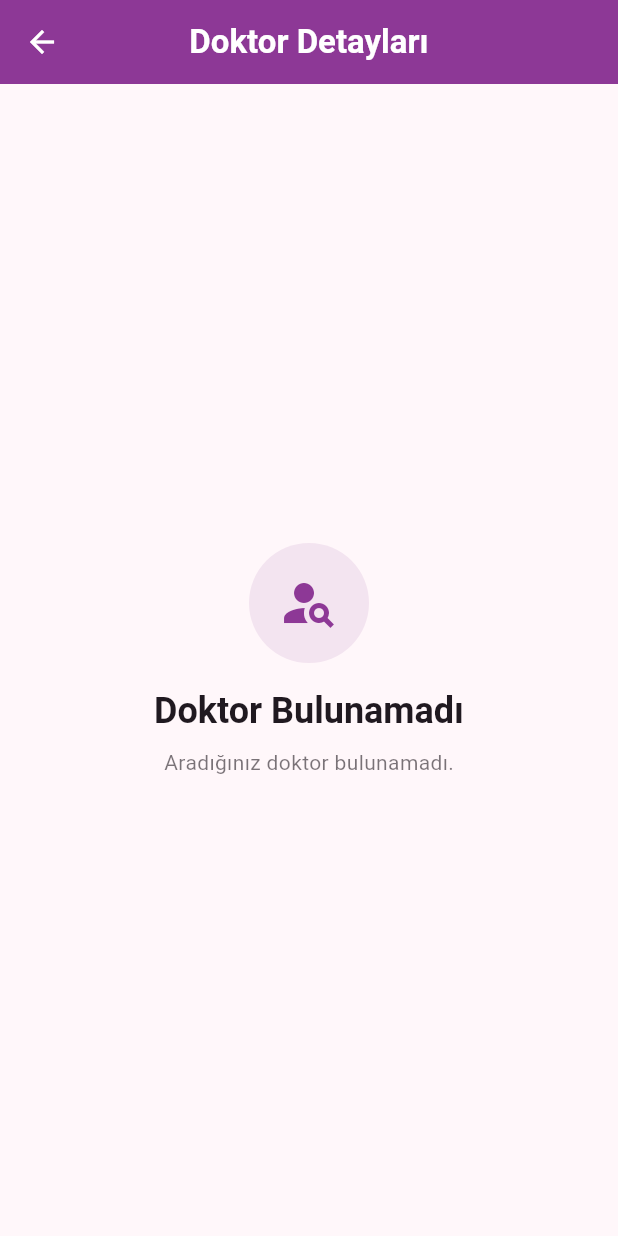
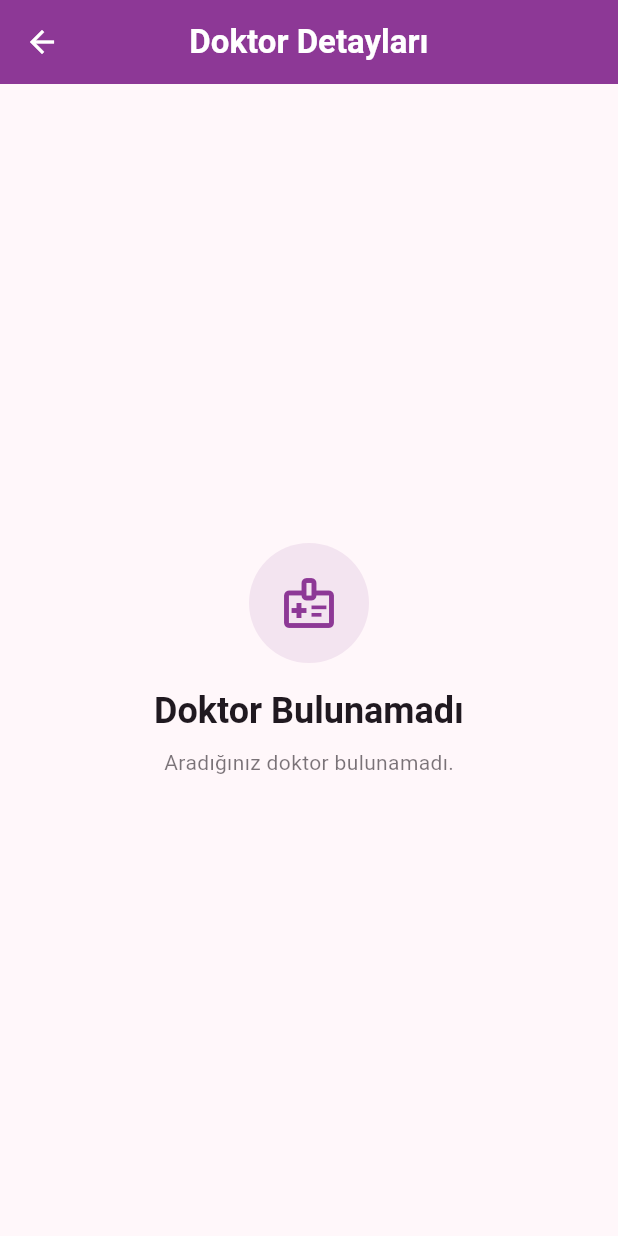
Before and after one commit to zeynalabidinunlu/medicine_notification_app, a Flutter app: the DoctorDetailView screen opened directly with empty values, on a phone screen of 412 x 824 dp. Run offline on Flutter 3.47's test engine with Material 3 defaults, Android fonts, the phone set to English and light mode, and no system bars; our stand-ins replace fl_chart, flutter_local_notifications, flutter_timezone, flutter_tts, google_fonts, isar and 1 more; accounts and stored records are empty; generated files the repository leaves out were written again.

Commit message:
kod tekrarın azaltılmasına devam edildi

```diff
--- /dev/null
+++ b/lib/common/detail/detail_empty_state.dart
@@ -0,0 +1,53 @@
+// ignore_for_file: public_member_api_docs, sort_constructors_first, deprecated_member_use
+import 'package:flutter/material.dart';
+
+class DetailEmptyState extends StatelessWidget {
+  final String title;
+  final String subtitle;
+  final ThemeData theme;
+  const DetailEmptyState({
+    Key? key,
+    required this.title,
+    required this.subtitle,
+    required this.theme,
+  }) : super(key: key);
+
+  @override
+  Widget build(BuildContext context) {
+    return Center(
+      child: Column(
+        mainAxisAlignment: MainAxisAlignment.center,
+        children: [
+          Container(
+            width: 80,
+            height: 80,
+            decoration: BoxDecoration(
+              color: theme.colorScheme.primary.withOpacity(0.1),
+              borderRadius: BorderRadius.circular(40),
+            ),
+            child: Icon(
+              Icons.medical_information_outlined,
+              size: 40,
+              color: theme.colorScheme.primary,
+            ),
+          ),
+          const SizedBox(height: 16),
+          Text(
+            title,
+            style: theme.textTheme.headlineSmall?.copyWith(
+              color: theme.colorScheme.onSurface,
+              fontWeight: FontWeight.w600,
+            ),
+          ),
+          const SizedBox(height: 8),
+          Text(
+            subtitle,
+            style: theme.textTheme.bodyMedium?.copyWith(
+              color: theme.colorScheme.onSurface.withOpacity(0.6),
+            ),
+          ),
+        ],
+      ),
+    );
+  }
+}
--- a/lib/presentation/doctors/widgets/doctor_detail_view.dart
+++ b/lib/presentation/doctors/widgets/doctor_detail_view.dart
@@ -3,6 +3,7 @@
 import 'package:flutter/material.dart';
 import 'package:medicine_notification_app/common/detail/detail_app_bar.dart';
 import 'package:medicine_notification_app/common/common_page_transition.dart';
+import 'package:medicine_notification_app/common/detail/detail_empty_state.dart';
 import 'package:medicine_notification_app/data/models/doctor/doctor_model.dart';
 import 'package:medicine_notification_app/presentation/appointment/widgets/appointment_detail.dart';
 import 'package:medicine_notification_app/presentation/examination/widgets/examination_detail.dart';
@@ -33,7 +34,11 @@ class DoctorDetailView extends StatelessWidget {
 
           final doctor = snapshot.data;
           if (doctor == null) {
-            return _buildEmptyState(theme);
+            return DetailEmptyState(
+              theme: theme,
+              title: 'Doktor Bulunamadı',
+              subtitle: 'Aradığınız doktor bulunamadı.',
+            );
           }
 
           return SingleChildScrollView(
@@ -110,45 +115,6 @@ class DoctorDetailView extends StatelessWidget {
       ),
     );
   }
-
-  Widget _buildEmptyState(ThemeData theme) {
-    return Center(
-      child: Column(
-        mainAxisAlignment: MainAxisAlignment.center,
-        children: [
-          Container(
-            width: 80,
-            height: 80,
-            decoration: BoxDecoration(
-              color: theme.colorScheme.primary.withOpacity(0.1),
-              borderRadius: BorderRadius.circular(40),
-            ),
-            child: Icon(
-              Icons.person_search,
-              size: 40,
-              color: theme.colorScheme.primary,
-            ),
-          ),
-          const SizedBox(height: 16),
-          Text(
-            'Doktor Bulunamadı',
-            style: theme.textTheme.headlineSmall?.copyWith(
-              color: theme.colorScheme.onBackground,
-              fontWeight: FontWeight.w600,
-            ),
-          ),
-          const SizedBox(height: 8),
-          Text(
-            'Aradığınız doktor bulunamadı.',
-            style: theme.textTheme.bodyMedium?.copyWith(
-              color: theme.colorScheme.onBackground.withOpacity(0.6),
-            ),
-          ),
-        ],
-      ),
-    );
-  }
-
   Widget _buildHeaderSection(ThemeData theme, Doctor doctor, bool isDarkMode) {
     return Container(
       width: double.infinity,
```
Also changed, not shown: lib/common/detail/detail_appointment_type_drop_down.dart (added, +30 -0 lines), lib/presentation/appointment/widgets/adding_appointment.dart (+11 -19 lines), lib/presentation/appointment/widgets/appointment_detail.dart (+6 -39 lines), lib/presentation/examination/widgets/adding_examination.dart (+9 -18 lines), lib/presentation/examination/widgets/examination_detail.dart (+6 -41 lines).
